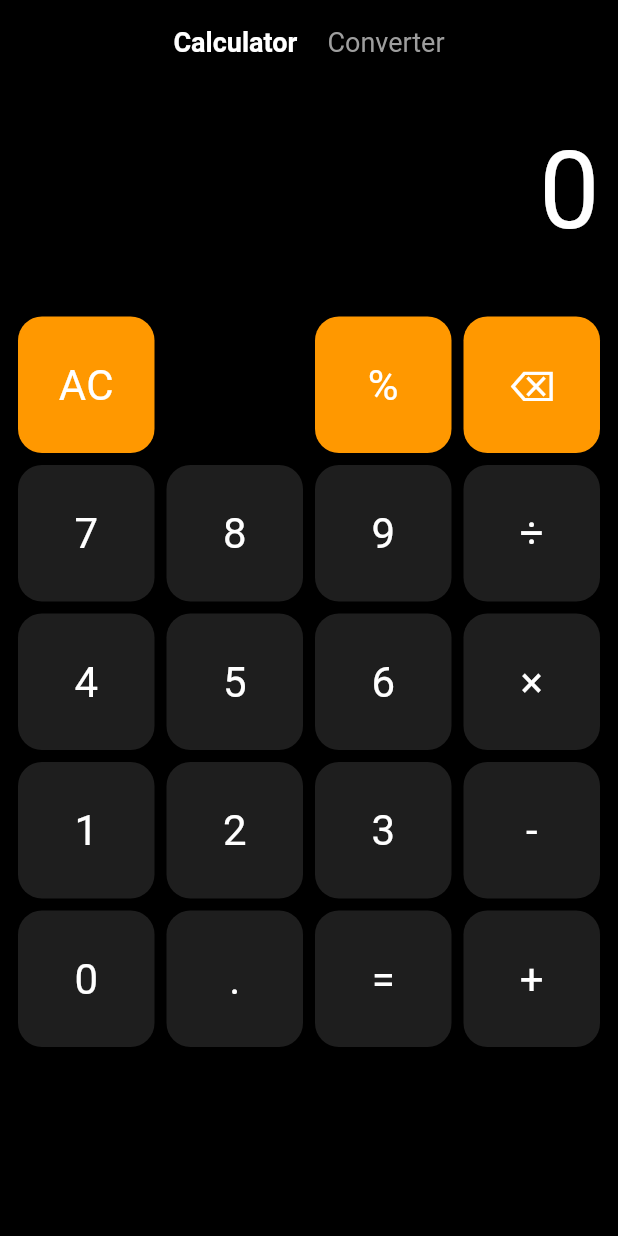
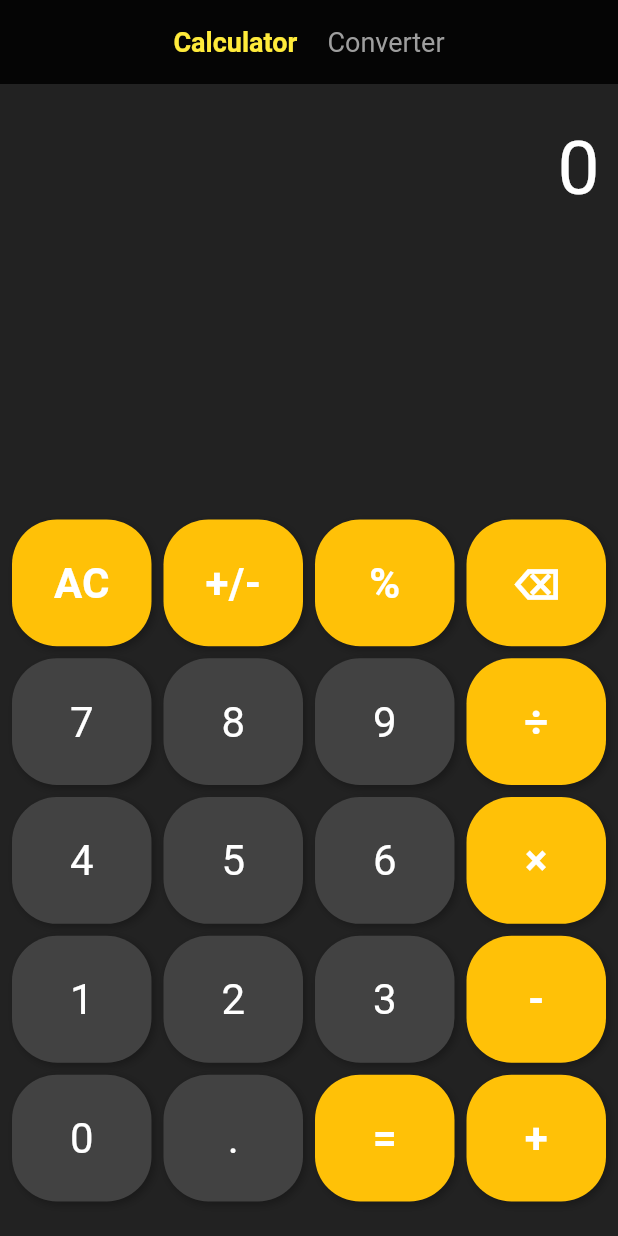
Before and after one commit to ShahnawazAhmed26/Calculator-Assignment, a Flutter app: the screen it shows after launch, on a phone screen of 412 x 824 dp. Run offline on Flutter 3.47's test engine with Material 3 defaults, Android fonts, the phone set to English and light mode, and no system bars; missing offline and left inert: expressions.

Commit message:
Changed Calculator theme completely new
 didnt upload on uptodown

```diff
--- a/lib/calculator.dart
+++ b/lib/calculator.dart
@@ -10,17 +10,20 @@ class Calculator extends StatefulWidget {
 }
 
 class _CalculatorState extends State<Calculator> {
-  static const Color backgroundColor = Colors.black;
-  static const Color buttonColor = Color(0xFF1E1E1E);
-  static const Color operatorColor = Colors.orange;
+  static const Color backgroundColor = Colors.black87; // Darker background for better contrast
+  static const Color buttonColor = Color(0xFF424242); // Darker gray for numeric buttons
+  static const Color operatorColor = Color(0xFFFFC107); // Vibrant yellow for operators
+  static const Color actionColor = Color(0xFFFFC107); // Blue for actions like AC and backspace
   static const Color textColor = Colors.white;
+
+
 
   String display = '0';
   String expression = '';
-  List<String> history = [];
+  String evaluatedResult = '';
 
   final List<String> _buttonLabels = [
-    'AC', '', '%', '⌫',
+    'AC', '+/-', '%', '⌫',
     '7', '8', '9', '÷',
     '4', '5', '6', '×',
     '1', '2', '3', '-',
@@ -34,7 +37,10 @@ class _CalculatorState extends State<Calculator> {
       appBar: _buildAppBar(context),
       body: Column(
         children: <Widget>[
-          _buildDisplay(),
+          Expanded(
+            child: _buildDisplay(),
+          ),
+          const SizedBox(height: 10),
           _buildButtonGrid(),
         ],
       ),
@@ -54,7 +60,7 @@ class _CalculatorState extends State<Calculator> {
             child: Text(
               'Calculator',
               style: TextStyle(
-                color: textColor,
+                color: Colors.yellow,
                 fontSize: 18,
                 fontWeight: FontWeight.bold,
               ),
@@ -83,26 +89,63 @@ class _CalculatorState extends State<Calculator> {
   }
 
   Container _buildDisplay() {
+    evaluatedResult = _evaluateExpression(expression);
+
     return Container(
       alignment: Alignment.centerRight,
       padding: const EdgeInsets.symmetric(horizontal: 12, vertical: 20),
+      child: Column(
+        crossAxisAlignment: CrossAxisAlignment.end,
+        children: [
+          LayoutBuilder(
+            builder: (context, constraints) {
+              return ConstrainedBox(
+                constraints: BoxConstraints(
+                  maxHeight: 200,
+                ),
+                child: SingleChildScrollView(
+                  reverse: true,
                   child: Text(
                     display,
-        style: TextStyle(color: textColor, fontSize: 72),
+                    style: TextStyle(
+                      color: textColor,
+                      fontSize: 50,
+                    ),
                     textAlign: TextAlign.right,
+                    maxLines: 2,
+                  ),
+                ),
+              );
+            },
+          ),
+          Container(
+            constraints: BoxConstraints(maxHeight: 40),
+            child: Text(
+              evaluatedResult.isNotEmpty ? evaluatedResult : '',
+              style: TextStyle(
+                color: textColor.withOpacity(0.7),
+                fontSize: 36,
+              ),
+              textAlign: TextAlign.right,
+            ),
+          ),
+        ],
       ),
     );
   }
 
-  Expanded _buildButtonGrid() {
-    return Expanded(
+ Widget _buildButtonGrid() {
+  return Padding(
+    padding: const EdgeInsets.only(bottom: 15),
     child: GridView.builder(
-        padding: const EdgeInsets.all(12),
+      shrinkWrap: true,
+      physics: const NeverScrollableScrollPhysics(),
+      padding: const EdgeInsets.all(8),
       gridDelegate: SliverGridDelegateWithFixedCrossAxisCount(
         crossAxisCount: 4,
         crossAxisSpacing: 8,
         mainAxisSpacing: 8,
-          childAspectRatio: 1.0,
+        childAspectRatio: 1.1,
       ),
       itemCount: _buttonLabels.length,
       itemBuilder: (context, index) {
@@ -112,12 +155,24 @@ class _CalculatorState extends State<Calculator> {
           return const SizedBox.shrink();
         }
 
+        final isOperator = ['+', '-', '×', '÷', '=', '%' , '+/-'].contains(button);
+        final isAction = ['AC', '⌫'].contains(button);
+
         return GestureDetector(
           onTap: () => calculation(button),
           child: Container(
+            width: MediaQuery.of(context).size.width * 0.15,
+            height: MediaQuery.of(context).size.width * 0.15,
             decoration: BoxDecoration(
-                color: button == 'AC' || ['%', '⌫'].contains(button) ? operatorColor : buttonColor,
-                borderRadius: BorderRadius.circular(16),
+              color: isOperator ? operatorColor : (isAction ? actionColor : buttonColor),
+              borderRadius: BorderRadius.circular(30),
+              boxShadow: [
+                BoxShadow(
+                  color: Colors.black26,
+                  blurRadius: 4,
+                  offset: Offset(2, 2),
+                ),
+              ],
             ),
             child: Center(
               child: Text(
@@ -125,6 +180,9 @@ class _CalculatorState extends State<Calculator> {
                 style: TextStyle(
                   fontSize: 28,
                   color: textColor,
+                  fontWeight: isOperator || isAction
+                      ? FontWeight.bold
+                      : FontWeight.normal,
                 ),
               ),
             ),
@@ -157,12 +215,16 @@ class _CalculatorState extends State<Calculator> {
           expression = '';
           break;
         case '⌫':
-          display = display.length > 1 ? display.substring(0, display.length - 1) : '0';
+          display = display.length > 1
+              ? display.substring(0, display.length - 1)
+              : '0';
           expression = display;
           break;
         case '+/-':
           if (display != '0') {
-            display = display.startsWith('-') ? display.substring(1) : '-' + display;
+            display = display.startsWith('-')
+                ? display.substring(1)
+                : '-' + display;
           }
           break;
         case '%':
@@ -171,7 +233,7 @@ class _CalculatorState extends State<Calculator> {
           }
           break;
         case '=':
-          _evaluateExpression();
+          _evaluateExpression(expression);
           break;
         default:
           if (display == '0' && buttonText != '.') {
@@ -180,25 +242,23 @@ class _CalculatorState extends State<Calculator> {
             display += buttonText;
           }
           expression += buttonText;
+          break;
       }
     });
   }
 
-  void _evaluateExpression() {
-    if (expression.isNotEmpty) {
+  String _evaluateExpression(String exp) {
+    if (exp.isEmpty) return '';
+
     try {
-        final parsedExpression = Expression.parse(expression
-            .replaceAll('×', '*')
-            .replaceAll('÷', '/'));
+      final parsedExpression = Expression.parse(
+        exp.replaceAll('×', '*').replaceAll('÷', '/')
+      );
       final evaluator = const ExpressionEvaluator();
       final result = evaluator.eval(parsedExpression, {});
-        display = result.toString();
-        history.add('$expression = $display');
-        expression = '';
+      return result.toString();
     } catch (e) {
-        display = 'Error';
-        expression = '';
+      return '';
     }
   }
 }
-}
--- a/lib/conversion_selector.dart
+++ b/lib/conversion_selector.dart
@@ -94,15 +94,13 @@ class ConversionsSelector extends StatelessWidget {
         const SizedBox(width: 20),
         GestureDetector(
           onTap: () {
-            Navigator.pushReplacement(
-              context,
-              MaterialPageRoute(builder: (context) => ConversionsSelector()),
-            );
+
+
           },
           child: Text(
             'Converter',
             style: TextStyle(
-              color: Colors.white,
+              color: Colors.yellow,
               fontSize: 18,
                fontWeight: FontWeight.bold,
             ),
```
Lines whose indentation alone changed are shown as unchanged.
